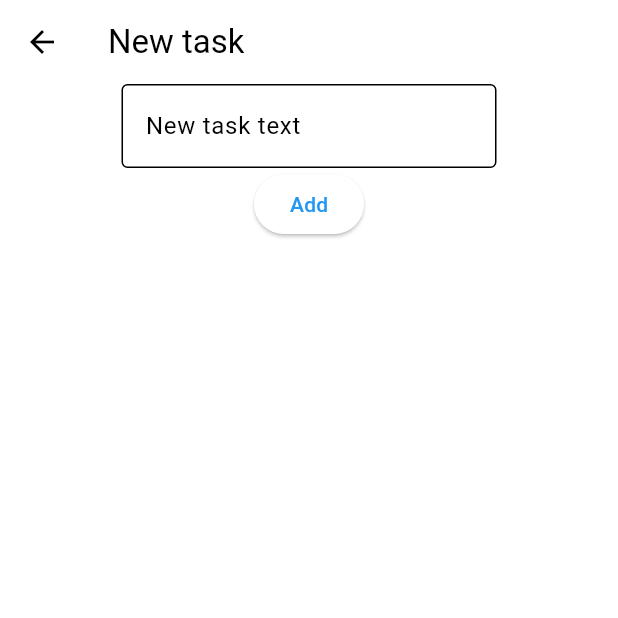
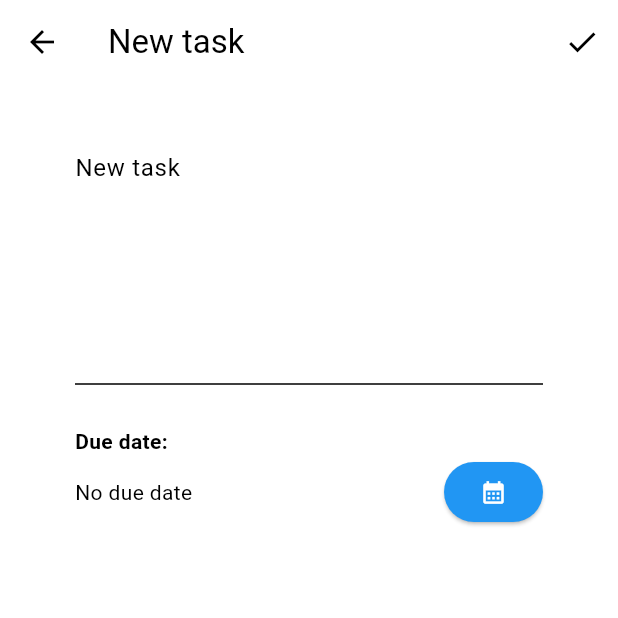
Before and after one commit to Hedevgare/uptodo, a Flutter app: the screen it shows after launch, after a tap on the "add" icon, on a phone screen of 412 x 824 dp, the top half of it. Run offline on Flutter 3.47's test engine with Material 3 defaults, Android fonts, the phone set to English and light mode, and no system bars; our stand-ins replace sqflite; accounts and stored records are empty.

Commit message:
Add datetime to 'New task'

```diff
--- a/lib/main.dart
+++ b/lib/main.dart
@@ -14,6 +14,9 @@ class MyApp extends StatelessWidget {
       title: 'Uptodo',
       theme: ThemeData(
         colorScheme: const ColorScheme.light(primary: Colors.blue),
+        elevatedButtonTheme: ElevatedButtonThemeData(
+          style: ElevatedButton.styleFrom(backgroundColor: Colors.blue, foregroundColor: Colors.white)
+        ),
         useMaterial3: true,
       ),
       home: const MyHomePage(title: 'Uptodo'),
--- a/lib/models/task.dart
+++ b/lib/models/task.dart
@@ -1,13 +1,15 @@
 class Task {
   final int? id;
   final String title;
+  final String? dueDate;
 
-  const Task({this.id, required this.title});
+  const Task({this.id, required this.title, this.dueDate});
 
   Map<String, Object?> toMap() {
     return {
       'id': id,
       'title': title,
+      'due_date': dueDate.toString().split(' ')[0],
     };
   }
 }
--- a/lib/services/database.dart
+++ b/lib/services/database.dart
@@ -6,6 +6,7 @@ import 'package:uptodo/models/task.dart';
 
 class DatabaseService {
   DatabaseService._privateConstructor();
+
   static final DatabaseService instance = DatabaseService._privateConstructor();
 
   factory DatabaseService() {
@@ -23,8 +24,8 @@ class DatabaseService {
   initDatabase() async {
     return openDatabase(join(await getDatabasesPath(), 'uptodo.db'),
         onCreate: (db, version) {
-      return db
-          .execute('CREATE TABLE tasks (id INTEGER PRIMARY KEY, title TEXT)');
+      return db.execute(
+          'CREATE TABLE tasks (id INTEGER PRIMARY KEY, title TEXT, due_date TEXT);');
     }, version: 1);
   }
 
@@ -39,8 +40,12 @@ class DatabaseService {
     final List<Map<String, Object?>> tasksMap = await db.query('tasks');
 
     return [
-      for (final {'id': id as int, 'title': title as String} in tasksMap)
-        Task(id: id, title: title)
+      for (final {
+            'id': id as int,
+            'title': title as String,
+            'due_date': dueDate as String
+          } in tasksMap)
+        Task(id: id, title: title, dueDate: dueDate)
     ];
   }
 
@@ -50,4 +55,7 @@ class DatabaseService {
 
     await db.execute('DELETE FROM tasks');
   }
+
+  Future<void> deleteDatabase(String path) =>
+      databaseFactory.deleteDatabase(path);
 }
--- a/lib/ui/task_item_list.dart
+++ b/lib/ui/task_item_list.dart
@@ -1,9 +1,11 @@
 import 'package:flutter/material.dart';
+import 'package:intl/intl.dart';
 
 class TaskItemList extends StatelessWidget {
   final String title;
+  final String dueDate;
 
-  const TaskItemList({super.key, required this.title});
+  const TaskItemList({super.key, required this.title, required this.dueDate});
 
   @override
   Widget build(BuildContext context) {
@@ -17,7 +19,10 @@ class TaskItemList extends StatelessWidget {
           padding: const EdgeInsets.all(20.0),
           child: Row(
             children: [
-              Expanded(child: Text(title)),
+              Expanded(child: Column(
+                crossAxisAlignment: CrossAxisAlignment.start,
+                children: [Text(title), Text(dueDate == 'null' ? '' : DateFormat.yMMMEd().format(DateTime.parse(dueDate)))]
+              )),
               IconButton(
                   onPressed: () => {print("Task item list pressed")},
                   icon: const Icon(Icons.more_horiz))
--- a/lib/views/home.dart
+++ b/lib/views/home.dart
@@ -40,10 +40,10 @@ class _MyHomePageState extends State<MyHomePage> {
 
   void purgeDatabase() {
     database.deleteAllTasks().then((r) => {
-      setState(() {
-        tasks = getTasks();
-      })
-    });
+          setState(() {
+            tasks = getTasks();
+          })
+        });
   }
 
   @override
@@ -73,15 +73,26 @@ class _MyHomePageState extends State<MyHomePage> {
               "My Tasks",
               style: TextStyle(fontSize: 30),
             ),
+            const SizedBox(height: 20,),
             Expanded(
               child: FutureBuilder<List<Task>>(
                 future: tasks,
                 builder: (context, snapshot) {
-                  List<Task> t = snapshot.data!;
+                  List<Task> t = snapshot.data ?? [];
+                  if (t.isEmpty) {
+                    return const Padding(
+                      padding: EdgeInsets.only(top: 50.0),
+                      child: Row(
+                          mainAxisAlignment: MainAxisAlignment.center,
+                          crossAxisAlignment: CrossAxisAlignment.start,
+                          children: [Text("Nothing to do")]),
+                    );
+                  }
                   return ListView.builder(
                       itemCount: t.length,
                       itemBuilder: (context, int index) {
-                        return TaskItemList(title: t[index].title);
+                        return TaskItemList(
+                            title: t[index].title, dueDate: t[index].dueDate!);
                       });
                 },
               ),
@@ -106,8 +117,10 @@ class _MyHomePageState extends State<MyHomePage> {
 
     if (!context.mounted) return;
 
-    addTask(result);
-    getTasks();
+    // addTask(result);
+    setState(() {
+      tasks = getTasks();
+    });
 
     // addTask(result);
   }
--- a/lib/views/new_task.dart
+++ b/lib/views/new_task.dart
@@ -1,4 +1,8 @@
 import 'package:flutter/material.dart';
+import 'package:intl/intl.dart';
+
+import '../models/task.dart';
+import '../services/database.dart';
 
 class NewTask extends StatefulWidget {
   const NewTask({super.key});
@@ -22,28 +26,83 @@ class _NewTaskState extends State<NewTask> {
     super.dispose();
   }
 
+  DateTime? selectedDate;
+
+  Future<void> _selectDate(BuildContext context) async {
+    final DateTime? picked = await showDatePicker(
+        context: context,
+        initialDate: selectedDate ?? DateTime.now(),
+        firstDate: DateTime(DateTime.now().year),
+        lastDate: DateTime(2101));
+    if (picked != null && picked != selectedDate) {
+      setState(() {
+        selectedDate = picked;
+      });
+    }
+  }
+
+  final DatabaseService database = DatabaseService();
+
+  Future<void> addTask(String title, String dueDate) async {
+    database.insertTask(Task(title: title, dueDate: dueDate));
+  }
+
   @override
   Widget build(BuildContext context) {
     return Scaffold(
-      appBar: AppBar(title: const Text("New task")),
-      body: Column(
+      appBar: AppBar(
+        title: const Text("New task"),
+        actions: [
+          IconButton(
+              onPressed: () => {
+                    if (controller.text != "")
+                      {
+                        addTask(controller.text, selectedDate.toString())
+                            .then((r) => Navigator.pop(context))
+                      }
+                  },
+              icon: const Icon(Icons.check))
+        ],
+      ),
+      body: Padding(
+        padding: const EdgeInsets.fromLTRB(50.0, 20.0, 50.0, 20.0),
+        child: Column(
+          crossAxisAlignment: CrossAxisAlignment.start,
           children: [
-          Center(
-            child: SizedBox(
-              width: 250,
-              child: TextField(
+            TextField(
+              keyboardType: TextInputType.multiline,
+              minLines: 5,
+              maxLines: 5,
               controller: controller,
               decoration: const InputDecoration(
-                    hintText: "New task text", border: OutlineInputBorder()),
+                  hintText: "Describe your task.",
+                  alignLabelWithHint: true,
+                  labelText: "New task",
+                  enabledBorder: InputBorder.none,
+                  focusedBorder: InputBorder.none),
+              onTapOutside: (e) => FocusScope.of(context).unfocus(),
             ),
+            const SizedBox(height: 20.0),
+            const Divider(),
+            const SizedBox(height: 20.0),
+            const Text(
+              "Due date:",
+              style: TextStyle(fontWeight: FontWeight.bold),
             ),
+            Row(
+              children: [
+                Expanded(
+                    child: Text(selectedDate == null
+                        ? 'No due date'
+                        : DateFormat.yMMMEd().format(selectedDate!))),
+                ElevatedButton(
+                  onPressed: () => _selectDate(context),
+                  child: const Icon(Icons.calendar_month),
                 ),
-          ElevatedButton(
-              onPressed: () {
-                Navigator.pop(context, controller.text);
-              },
-              child: const Text("Add"))
               ],
+            ),
+          ],
+        ),
       ),
     );
   }
--- a/pubspec.yaml
+++ b/pubspec.yaml
@@ -37,6 +37,7 @@ dependencies:
   cupertino_icons: ^1.0.6
   path: ^1.9.0
   sqflite: ^2.3.3+1
+  intl: ^0.19.0
 
 dev_dependencies:
   flutter_test:
```
Also changed, not shown: pubspec.lock. Lines whose indentation alone changed are shown as unchanged.
